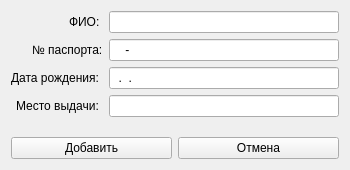
This is useraddform.ui in xincas/CourseProject_SAOD_QT as Qt 5 draws it before an edit. The edited form follows.
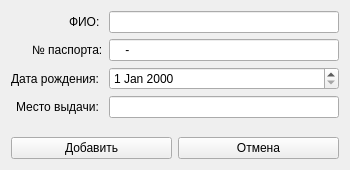
This is the edited form.

```diff
--- a/useraddform.ui
+++ b/useraddform.ui
@@ -68,13 +68,6 @@
        </property>
       </widget>
      </item>
-     <item row="2" column="1">
-      <widget class="QLineEdit" name="line_b_date">
-       <property name="inputMask">
-        <string>99.99.9999</string>
-       </property>
-      </widget>
-     </item>
      <item row="3" column="0">
       <widget class="QLabel" name="label_issplace">
        <property name="text">
@@ -85,6 +78,30 @@
      <item row="3" column="1">
       <widget class="QLineEdit" name="line_issplace"/>
      </item>
+     <item row="2" column="1">
+      <widget class="QDateEdit" name="dateEdit">
+       <property name="maximumDateTime">
+        <datetime>
+         <hour>23</hour>
+         <minute>59</minute>
+         <second>59</second>
+         <year>2030</year>
+         <month>12</month>
+         <day>31</day>
+        </datetime>
+       </property>
+       <property name="minimumDateTime">
+        <datetime>
+         <hour>0</hour>
+         <minute>0</minute>
+         <second>0</second>
+         <year>1900</year>
+         <month>1</month>
+         <day>1</day>
+        </datetime>
+       </property>
+      </widget>
+     </item>
     </layout>
    </item>
    <item>
```
Left out of the diff: 8 changed lines with no effect on the pictures.
